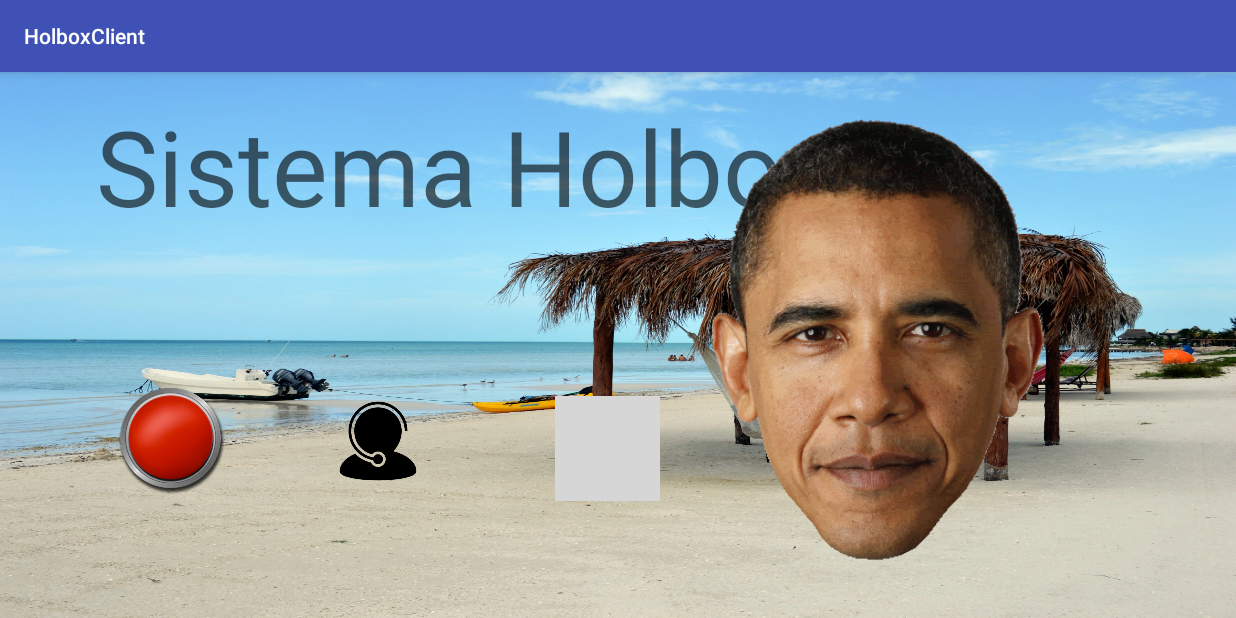
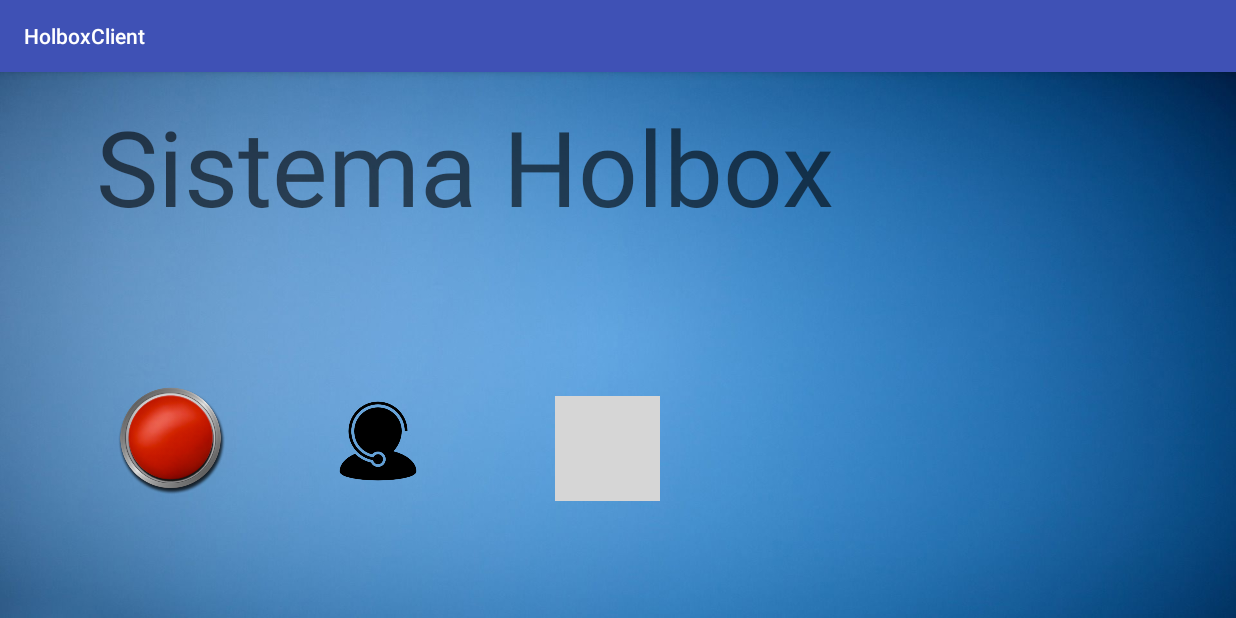
Before and after one commit to Molix/holbox, an Android app: the screen it shows after launch (MainActivity), on a phone screen of 824 x 412 dp (held sideways). Run offline under Robolectric (Android 15) with nearby library versions, the phone set to English and light mode, and no system bars; 1 statement that could not run was skipped; grey boxes are pictures that could not be loaded.

Commit message:
UI updated.

```diff
--- a/app/src/main/res/layout/activity_main.xml
+++ b/app/src/main/res/layout/activity_main.xml
@@ -10,7 +10,7 @@
     android:paddingRight="@dimen/activity_horizontal_margin"
     android:paddingTop="@dimen/activity_vertical_margin"
     android:paddingBottom="@dimen/activity_vertical_margin"
-    android:background="@drawable/holbox"
+    android:background="@drawable/background"
     tools:context="com.baires.holboxclient.MainActivity">
 
     <TextView
@@ -65,7 +65,7 @@
         android:layout_toEndOf="@+id/comm_button"
         android:layout_marginTop="20dp" />
 
-    <pl.droidsonroids.gif.GifImageView
+    <!--<pl.droidsonroids.gif.GifImageView
         android:id="@+id/obama"
         android:src="@drawable/obama"
         android:background="@null"
@@ -73,5 +73,5 @@
         android:layout_height="wrap_content"
         android:layout_alignParentBottom="true"
         android:layout_alignParentRight="true"
-        android:layout_alignParentEnd="true" />
+        android:layout_alignParentEnd="true" />-->
 </RelativeLayout>
```
Also changed, not shown: app/src/main/res/drawable/background.jpg (added), app/src/main/res/drawable/holbox.jpg (deleted).
